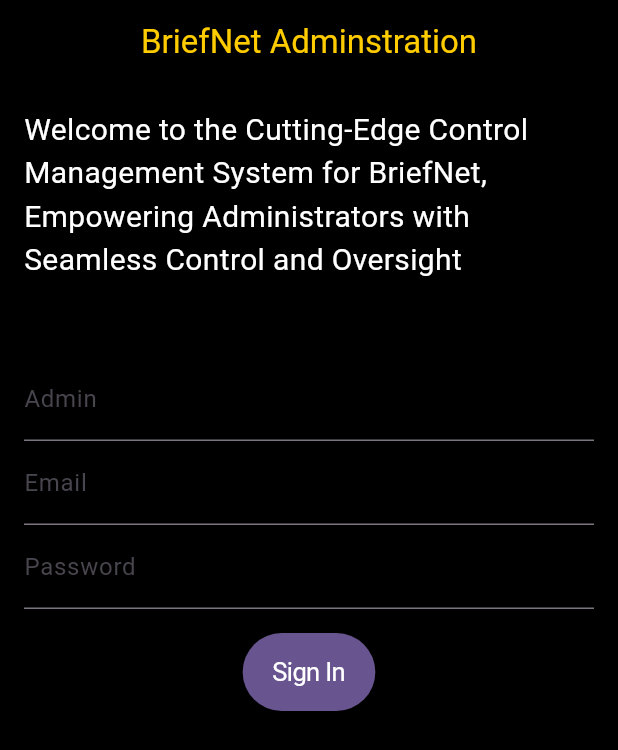
After one commit to kunalnyc/BriefNet, a Flutter app: the SignInScreen screen opened directly, on a phone screen of 412 x 824 dp. The commit adds this screen. Shown: the top 750 px of the screen. Run offline on Flutter 3.47's test engine with Material 3 defaults, Android fonts, the phone set to English and light mode, and no system bars; our stand-ins replace cloud_firestore, confetti, firebase_auth, firebase_core, google_fonts, google_nav_bar and 1 more; accounts and stored records are empty.

Commit message:
CMS-Panel

```diff
--- /dev/null
+++ b/lib/Admin/Auth/admin_cred.dart
@@ -0,0 +1,93 @@
+import 'dart:io';
+
+import 'package:briefnet/Admin/Auth/auth_services.dart';
+import 'package:flutter/cupertino.dart';
+import 'package:flutter/material.dart';
+
+class SignInScreen extends StatelessWidget {
+  final TextEditingController emailController = TextEditingController();
+  final TextEditingController passwordController = TextEditingController();
+  final TextEditingController adminController = TextEditingController();
+  SignInScreen({super.key});
+
+  @override
+  Widget build(BuildContext context) {
+    // Check if the platform is web
+    if (Platform.isAndroid) {
+      return Scaffold(
+        backgroundColor: CupertinoColors.black,
+        appBar: AppBar(
+          centerTitle: true,
+          automaticallyImplyLeading: false,
+          backgroundColor: CupertinoColors.black,
+          title: const Text(
+            'BriefNet Adminstration',
+            style: TextStyle(color: CupertinoColors.systemYellow),
+          ),
+        ),
+        body: SingleChildScrollView(
+          //    physics: const AlwaysScrollableScrollPhysics(parent: BouncingScrollPhysics()),
+          child: Padding(
+            padding: const EdgeInsets.all(16.0),
+            child: Column(
+              crossAxisAlignment: CrossAxisAlignment.center,
+              mainAxisAlignment: MainAxisAlignment.center,
+              children: [
+                const Text(
+                  'Welcome to the Cutting-Edge Control Management System for BriefNet, Empowering Administrators with Seamless Control and Oversight',
+                  style: TextStyle(color: CupertinoColors.white, fontSize: 20),
+                ),
+                const SizedBox(
+                  height: 50,
+                ),
+                TextField(
+                  controller: adminController,
+                  style: const TextStyle(color: Colors.white),
+                  decoration: const InputDecoration(
+                      labelText: 'Admin',
+                      suffixText: 'STAFF ONLY',
+                      suffixStyle: TextStyle(color: Colors.yellow)),
+                ),
+                TextField(
+                  controller: emailController,
+                  style: const TextStyle(color: Colors.white),
+                  decoration: const InputDecoration(
+                    labelText: 'Email',
+                  ),
+                ),
+                TextField(
+                  controller: passwordController,
+                  style: const TextStyle(color: Colors.white),
+                  decoration: const InputDecoration(
+                    labelText: 'Password',
+                  ),
+                  obscureText: true,
+                ),
+                const SizedBox(height: 16.0),
+                CupertinoButton.filled(
+                  borderRadius: BorderRadius.circular(30),
+                  onPressed: () {
+                    String displayName = adminController.text;
+                    String email = emailController.text;
+                    String password = passwordController.text;
+
+                    // Call your authentication logic here
+                    AuthService().signInWithEmailAndPassword(
+                        email, password, displayName);
+                  },
+                  child: const Text(
+                    'Sign In',
+                    style: TextStyle(color: CupertinoColors.white),
+                  ),
+                ),
+              ],
+            ),
+          ),
+        ),
+      );
+    } else {
+      // Return an empty container if not on web
+      return Container();
+    }
+  }
+}
--- /dev/null
+++ b/lib/Admin/Auth/auth_services.dart
@@ -0,0 +1,66 @@
+import 'package:firebase_auth/firebase_auth.dart';
+import 'package:cloud_firestore/cloud_firestore.dart';
+
+class AuthService {
+  final FirebaseAuth _auth = FirebaseAuth.instance;
+  final FirebaseFirestore _firestore = FirebaseFirestore.instance;
+
+  Future<User?> signInWithEmailAndPassword(
+    String email,
+    String password,
+    String displayName,
+  ) async {
+    try {
+      // Attempt to sign in with email and password
+      UserCredential result = await _auth.signInWithEmailAndPassword(
+        email: email,
+        password: password,
+      );
+
+      // If successful, update user profile with display name
+      await result.user!.updateDisplayName(displayName);
+
+      // Create admin document in Firestore (assuming this is the intended behavior)
+      await _createAdminDocument(result.user!.uid, displayName, email);
+
+      return result.user;
+    } on FirebaseAuthException catch (error) {
+      // Handle specific auth errors gracefully, e.g.:
+      switch (error.code) {
+        case 'user-not-found':
+          print('User not found. Please check the email address.');
+          break;
+        case 'wrong-password':
+          print('Incorrect password. Please try again.');
+          break;
+        default:
+          print('An error occurred: ${error.message}');
+      }
+      return null;
+    } catch (error) {
+      print('An unknown error occurred: $error');
+      return null;
+    }
+  }
+
+  Future<void> _createAdminDocument(
+    String uid,
+    String displayName,
+    String email,
+  ) async {
+    // ignore: unnecessary_null_comparison
+    if (uid != null) {
+      try {
+        await _firestore.collection('admins').doc(uid).set({
+          'displayName': displayName,
+          'email': email,
+          // Add other fields as needed
+        });
+      } catch (error) {
+        print('Error creating admin document: $error');
+      }
+    }
+  }
+
+  // Other methods...
+}
--- /dev/null
+++ b/lib/Admin/model/admin_model.dart
@@ -0,0 +1,31 @@
+class User {
+  final String id;
+  final String email;
+  final String displayName;
+  final String photoUrl;
+
+  User({
+    required this.id,
+    required this.email,
+    required this.displayName,
+    required this.photoUrl,
+  });
+
+  factory User.fromJson(Map<String, dynamic> json) {
+    return User(
+      id: json['id'],
+      email: json['email'],
+      displayName: json['displayName'],
+      photoUrl: json['photoUrl'],
+    );
+  }
+
+  Map<String, dynamic> toJson() {
+    return {
+      'id': id,
+      'email': email,
+      'displayName': displayName,
+      'photoUrl': photoUrl,
+    };
+  }
+}
--- a/lib/Screens/welcome_screen.dart
+++ b/lib/Screens/welcome_screen.dart
@@ -1,3 +1,4 @@
+import 'package:briefnet/Admin/Auth/admin_cred.dart';
 import 'package:briefnet/Screens/Membership/start_membership.dart';
 import 'package:flutter/cupertino.dart';
 import 'package:flutter/material.dart';
@@ -75,6 +76,9 @@ class _WelcomeScreenState extends State<WelcomeScreen> {
                   borderRadius: BorderRadius.circular(30.0),
                   color: Colors.transparent,
                   child: TextButton(
+                    onLongPress: () => Navigator.of(context).push(
+                        CupertinoPageRoute(
+                            builder: (context) => SignInScreen())),
                     onPressed: () {
                       Navigator.of(context).push(
                         PageRouteBuilder(
--- a/pubspec.yaml
+++ b/pubspec.yaml
@@ -45,6 +45,8 @@ dependencies:
   visibility_detector: ^0.4.0+2
   cloud_firestore: ^4.15.5
   webview_flutter: ^4.7.0
+  firebase_auth: ^4.17.5
+
 
 dev_dependencies:
   flutter_test:
```
Also changed, not shown: lib/Admin/model/cms_model.dart (added, +43 -0 lines), pubspec.lock, 4 other files.
